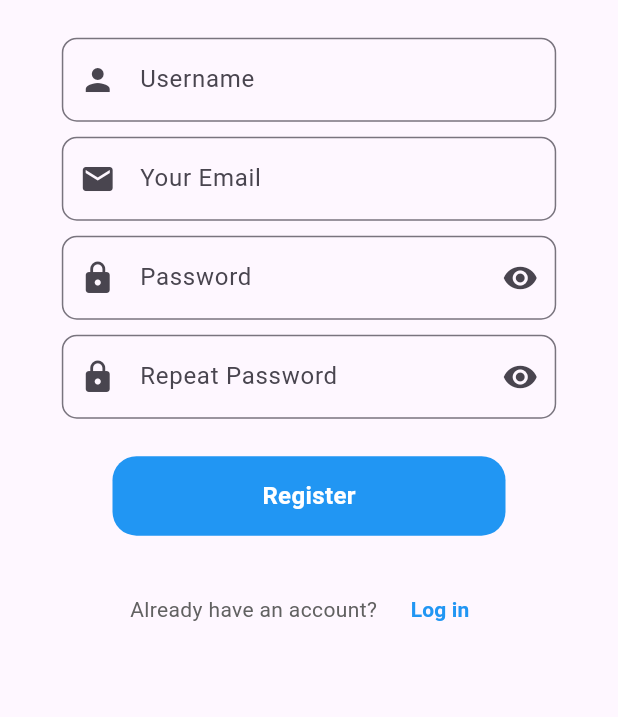
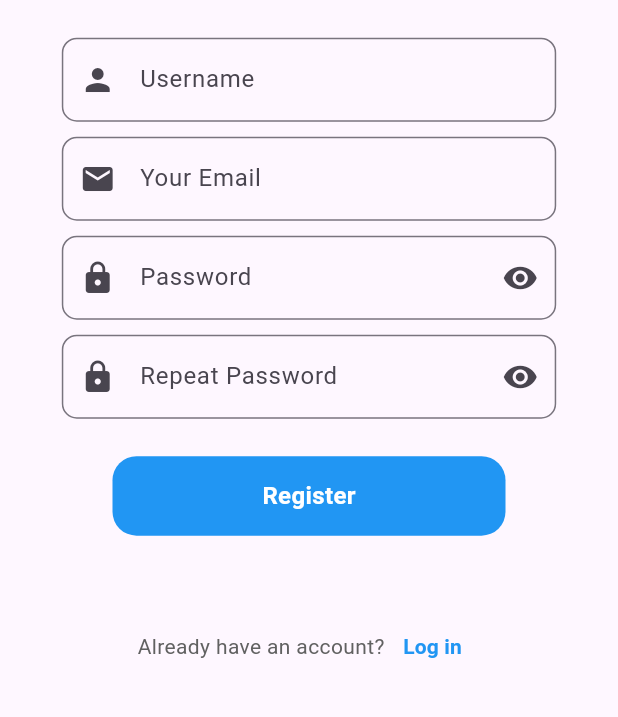
Before and after one commit to yse33/Footrade_Mobile, a Flutter app: the screen it shows after launch, after a tap on "Login", after a tap on "Register now", on a phone screen of 412 x 824 dp, the part 247-964 px from its top. Run offline on Flutter 3.47's test engine with Material 3 defaults, Android fonts, the phone set to English and light mode, and no system bars; our stand-ins replace awesome_snackbar_content, flutter_dotenv, flutter_secure_storage.

Commit message:
Made changes to AppDimensions and applied them to all views.

```diff
--- a/lib/constants/app_dimensions.dart
+++ b/lib/constants/app_dimensions.dart
@@ -1,8 +1,13 @@
+import 'package:flutter/material.dart';
+
 class AppDimensions {
   static const double standardPaddingMultiplier = 0.1;
   static const double logoHeightMultiplier = 0.1;
   static const double logoWidthMultiplier = 0.9;
-  static const double smallSizedBox = 10;
-  static const double mediumSizedBox = 25;
-  static const double largeSizedBox = 50;
+
+  static const EdgeInsets standardPadding = EdgeInsets.all(8.0);
+
+  static const SizedBox sizedBoxH10 = SizedBox(height: 10);
+  static const SizedBox sizedBoxH25 = SizedBox(height: 25);
+  static const SizedBox sizedBoxH50 = SizedBox(height: 50);
 }
--- a/lib/view_models/preference_view_model.dart
+++ b/lib/view_models/preference_view_model.dart
@@ -44,8 +44,6 @@ class PreferenceViewModel extends ChangeNotifier {
   }
 
   Future<void> savePreferences() async {
-    // TODO: check if brands and sizes are selected
-
     if (brands.every((brand) => !brand.isSelected) || sizes.every((size) => !size.isSelected)) {
       throw Exception(AppStrings.preferenceFailed);
     }
--- a/lib/views/login_view.dart
+++ b/lib/views/login_view.dart
@@ -52,7 +52,7 @@ class LoginView extends StatelessWidget {
                       children: [
                         const CustomLogo(),
 
-                        const SizedBox(height: AppDimensions.mediumSizedBox),
+                        AppDimensions.sizedBoxH25,
 
                         CustomTextField(
                           controller: viewModel.usernameController,
@@ -63,7 +63,7 @@ class LoginView extends StatelessWidget {
                           onPressed: null,
                         ),
 
-                        const SizedBox(height: AppDimensions.smallSizedBox),
+                        AppDimensions.sizedBoxH10,
 
                         CustomTextField(
                           controller: viewModel.passwordController,
@@ -74,7 +74,7 @@ class LoginView extends StatelessWidget {
                           onPressed: viewModel.togglePasswordVisibility,
                         ),
 
-                        const SizedBox(height: AppDimensions.smallSizedBox),
+                        AppDimensions.sizedBoxH10,
 
                         InkWell(
                           onTap: () {
@@ -88,7 +88,7 @@ class LoginView extends StatelessWidget {
                           ),
                         ),
 
-                        const SizedBox(height: AppDimensions.mediumSizedBox),
+                        AppDimensions.sizedBoxH25,
 
                         CustomButton(
                           text: AppStrings.loginButton,
@@ -108,7 +108,7 @@ class LoginView extends StatelessWidget {
                           },
                         ),
 
-                        const SizedBox(height: AppDimensions.largeSizedBox),
+                        AppDimensions.sizedBoxH50,
 
                         Row(
                           mainAxisAlignment: MainAxisAlignment.center,
@@ -118,7 +118,7 @@ class LoginView extends StatelessWidget {
                               style: TextStyle(color: AppColors.grey),
                             ),
 
-                            const SizedBox(width: AppDimensions.smallSizedBox),
+                            AppDimensions.sizedBoxH10,
 
                             TextButton(
                               onPressed: () {
--- a/lib/views/preference_view.dart
+++ b/lib/views/preference_view.dart
@@ -5,6 +5,7 @@ import '../view_models/preference_view_model.dart';
 import '../components/custom_warning_snackbar.dart';
 import '../constants/app_strings.dart';
 import '../constants/app_colors.dart';
+import '../constants/app_dimensions.dart';
 
 class PreferenceView extends StatelessWidget {
   const PreferenceView({super.key});
@@ -24,8 +25,8 @@ class PreferenceView extends StatelessWidget {
             viewModel.toggleBrand(brand);
           },
           child: Container(
-            margin: const EdgeInsets.all(8),
-            padding: const EdgeInsets.all(8),
+            margin: const EdgeInsets.all(8.0),
+            padding: AppDimensions.standardPadding,
             decoration: BoxDecoration(
               color: brand.isSelected ? AppColors.grey : null,
               borderRadius: BorderRadius.circular(8.0),
@@ -69,7 +70,7 @@ class PreferenceView extends StatelessWidget {
                           side: const BorderSide(color: AppColors.grey, width: 2),
                         ),
                         child: Padding(
-                          padding: const EdgeInsets.all(8.0),
+                          padding: AppDimensions.standardPadding,
                           child: Row(
                             children: [
                               Expanded(
--- a/lib/views/register_view.dart
+++ b/lib/views/register_view.dart
@@ -52,7 +52,7 @@ class RegisterView extends StatelessWidget {
                       children: [
                         const CustomLogo(),
 
-                        const SizedBox(height: AppDimensions.mediumSizedBox),
+                        AppDimensions.sizedBoxH25,
 
                         CustomTextField(
                           controller: viewModel.usernameController,
@@ -63,7 +63,7 @@ class RegisterView extends StatelessWidget {
                           onPressed: null,
                         ),
 
-                        const SizedBox(height: AppDimensions.smallSizedBox),
+                        AppDimensions.sizedBoxH10,
 
                         CustomTextField(
                           controller: viewModel.emailController,
@@ -74,7 +74,7 @@ class RegisterView extends StatelessWidget {
                           onPressed: null,
                         ),
 
-                        const SizedBox(height: AppDimensions.smallSizedBox),
+                        AppDimensions.sizedBoxH10,
 
                         CustomTextField(
                           controller: viewModel.passwordController,
@@ -85,7 +85,7 @@ class RegisterView extends StatelessWidget {
                           onPressed: viewModel.togglePasswordVisibility,
                         ),
 
-                        const SizedBox(height: AppDimensions.smallSizedBox),
+                        AppDimensions.sizedBoxH10,
 
                         CustomTextField(
                           controller: viewModel.confirmPasswordController,
@@ -96,7 +96,7 @@ class RegisterView extends StatelessWidget {
                           onPressed: viewModel.toggleConfirmPasswordVisibility,
                         ),
 
-                        const SizedBox(height: AppDimensions.mediumSizedBox),
+                        AppDimensions.sizedBoxH25,
 
                         CustomButton(
                           text: AppStrings.registerButton,
@@ -116,7 +116,7 @@ class RegisterView extends StatelessWidget {
                           },
                         ),
 
-                        const SizedBox(height: AppDimensions.mediumSizedBox),
+                        AppDimensions.sizedBoxH50,
 
                         Row(
                           mainAxisAlignment: MainAxisAlignment.center,
@@ -126,7 +126,7 @@ class RegisterView extends StatelessWidget {
                               style: TextStyle(color: AppColors.grey),
                             ),
 
-                            const SizedBox(width: AppDimensions.smallSizedBox),
+                            AppDimensions.sizedBoxH10,
 
                             TextButton(
                               onPressed: () {
```
